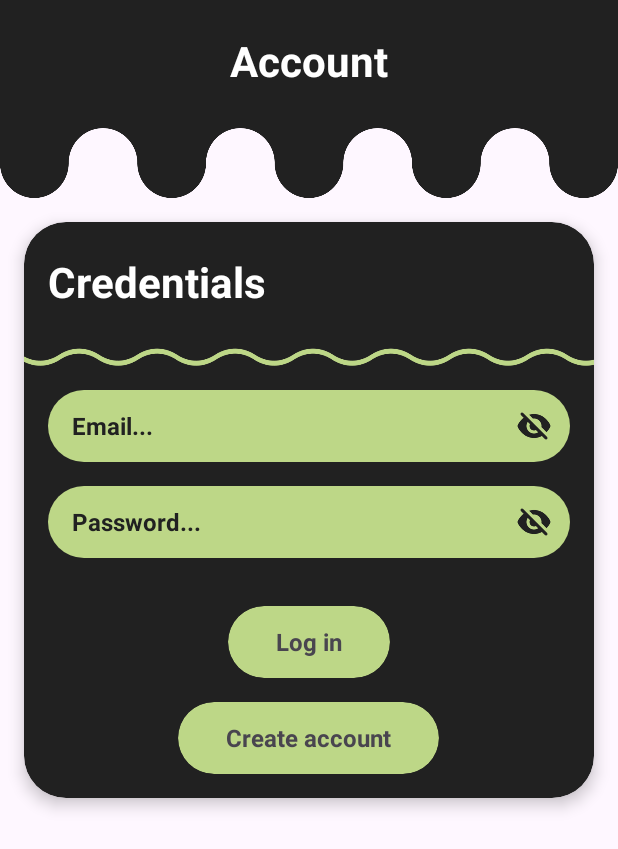
After one commit to alexp0111/OniGoing, an Android app: the layout fragment_account.xml on its own in the app's theme, with its tools: preview values and no code run, on a phone screen of 412 x 824 dp. The commit adds this screen. Shown: the top 849 px of the screen. Run offline under Robolectric (Android 15) with nearby library versions, the phone set to English and light mode, and no system bars.

Commit message:
Account screen & few items

```diff
--- /dev/null
+++ b/app/src/main/res/layout/fragment_account.xml
@@ -0,0 +1,200 @@
+<?xml version="1.0" encoding="utf-8"?>
+<androidx.constraintlayout.widget.ConstraintLayout xmlns:android="http://schemas.android.com/apk/res/android"
+    xmlns:app="http://schemas.android.com/apk/res-auto"
+    android:layout_width="match_parent"
+    android:layout_height="match_parent">
+
+    <androidx.constraintlayout.widget.ConstraintLayout
+        android:id="@+id/constraintLayout"
+        android:layout_width="0dp"
+        android:layout_height="0dp"
+        android:layout_marginTop="@dimen/action_bar_small_padding_neg"
+        android:background="@drawable/top_background"
+        android:paddingTop="@dimen/action_bar_small_padding"
+        app:layout_constraintDimensionRatio="H,1:1"
+        app:layout_constraintEnd_toEndOf="parent"
+        app:layout_constraintStart_toStartOf="parent"
+        app:layout_constraintTop_toTopOf="parent">
+
+        <LinearLayout
+            android:id="@+id/linearLayout"
+            android:layout_width="match_parent"
+            android:layout_height="@dimen/element_base_size"
+            android:layout_margin="@dimen/margin_base"
+            android:gravity="center"
+            android:orientation="horizontal"
+            app:layout_constraintTop_toTopOf="parent">
+
+            <TextView
+                android:layout_width="0dp"
+                android:layout_height="wrap_content"
+                android:layout_weight="1"
+                android:gravity="center"
+                android:text="@string/account"
+                android:textColor="@color/white"
+                android:textSize="@dimen/text_large"
+                android:textStyle="bold" />
+
+        </LinearLayout>
+
+    </androidx.constraintlayout.widget.ConstraintLayout>
+
+    <com.google.android.material.card.MaterialCardView
+        android:layout_width="match_parent"
+        android:layout_height="wrap_content"
+        android:layout_margin="@dimen/margin_base"
+        android:backgroundTint="@color/dark"
+        app:cardCornerRadius="@dimen/base_card_corner_radius"
+        app:cardElevation="@dimen/base_elevation"
+        app:layout_constraintTop_toBottomOf="@id/constraintLayout"
+        app:strokeWidth="0dp">
+
+        <LinearLayout
+            android:layout_width="match_parent"
+            android:layout_height="match_parent"
+            android:orientation="vertical">
+
+            <LinearLayout
+                android:layout_width="match_parent"
+                android:layout_height="@dimen/element_base_size"
+                android:layout_margin="@dimen/margin_base"
+                android:orientation="horizontal">
+
+                <TextView
+                    android:id="@+id/txt_user_name"
+                    android:layout_width="wrap_content"
+                    android:layout_height="wrap_content"
+                    android:layout_gravity="center_vertical"
+                    android:text="@string/credentials"
+                    android:textColor="@color/white"
+                    android:textSize="@dimen/text_large"
+                    android:textStyle="bold"
+                    app:layout_constraintEnd_toEndOf="parent"
+                    app:layout_constraintStart_toEndOf="@id/cv_img"
+                    app:layout_constraintTop_toTopOf="parent" />
+
+            </LinearLayout>
+
+            <ImageView
+                android:id="@+id/line_1"
+                android:layout_width="match_parent"
+                android:layout_height="16dp"
+                android:layout_marginStart="-16dp"
+                android:background="@drawable/custom_divider"
+                android:scaleType="center" />
+
+            <LinearLayout
+                android:id="@+id/ll_email"
+                android:layout_width="match_parent"
+                android:layout_height="@dimen/element_base_size"
+                android:layout_margin="@dimen/margin_base"
+                android:background="@drawable/rounded"
+                android:orientation="horizontal"
+                app:layout_constraintTop_toTopOf="parent">
+
+                <EditText
+                    android:layout_width="0dp"
+                    android:layout_height="match_parent"
+                    android:layout_marginHorizontal="@dimen/margin_base"
+                    android:layout_weight="1"
+                    android:background="@null"
+                    android:hint="@string/email"
+                    android:imeOptions="actionDone"
+                    android:inputType="text"
+                    android:maxLines="1"
+                    android:scrollHorizontally="true"
+                    android:textColor="@color/dark"
+                    android:textColorHint="@color/dark"
+                    android:textCursorDrawable="@drawable/cursor"
+                    android:textSize="@dimen/text_small"
+                    android:textStyle="bold" />
+
+                <ImageView
+                    android:layout_width="@dimen/element_base_size"
+                    android:layout_height="@dimen/element_base_size"
+                    android:padding="@dimen/button_inner_padding_more"
+                    android:src="@drawable/hide" />
+
+            </LinearLayout>
+
+            <LinearLayout
+                android:id="@+id/ll_password"
+                android:layout_width="match_parent"
+                android:layout_height="@dimen/element_base_size"
+                android:layout_marginHorizontal="@dimen/margin_base"
+                android:background="@drawable/rounded"
+                android:orientation="horizontal"
+                app:layout_constraintTop_toTopOf="parent">
+
+                <EditText
+                    android:layout_width="0dp"
+                    android:layout_height="match_parent"
+                    android:layout_marginHorizontal="@dimen/margin_base"
+                    android:layout_weight="1"
+                    android:background="@null"
+                    android:hint="@string/password"
+                    android:imeOptions="actionDone"
+                    android:inputType="text"
+                    android:maxLines="1"
+                    android:scrollHorizontally="true"
+                    android:textColor="@color/dark"
+                    android:textColorHint="@color/dark"
+                    android:textCursorDrawable="@drawable/cursor"
+                    android:textSize="@dimen/text_small"
+                    android:textStyle="bold" />
+
+                <ImageView
+                    android:layout_width="@dimen/element_base_size"
+                    android:layout_height="@dimen/element_base_size"
+                    android:padding="@dimen/button_inner_padding_more"
+                    android:src="@drawable/hide" />
+
+            </LinearLayout>
+
+            <com.google.android.material.card.MaterialCardView
+                android:layout_width="wrap_content"
+                android:layout_height="@dimen/element_base_size"
+                android:layout_gravity="center"
+                android:layout_marginHorizontal="@dimen/margin_base"
+                android:layout_marginTop="@dimen/margin_double"
+                android:backgroundTint="@color/green"
+                app:cardCornerRadius="@dimen/corner_radius_infinity"
+                app:strokeWidth="0dp">
+
+                <TextView
+                    android:layout_width="match_parent"
+                    android:layout_height="match_parent"
+                    android:layout_marginHorizontal="@dimen/margin_double"
+                    android:gravity="center"
+                    android:text="@string/log_in"
+                    android:textSize="@dimen/text_small"
+                    android:textStyle="bold" />
+
+            </com.google.android.material.card.MaterialCardView>
+
+            <com.google.android.material.card.MaterialCardView
+                android:layout_width="wrap_content"
+                android:layout_height="@dimen/element_base_size"
+                android:layout_gravity="center"
+                android:layout_marginHorizontal="@dimen/margin_base"
+                android:layout_marginVertical="@dimen/margin_base"
+                android:backgroundTint="@color/green"
+                app:cardCornerRadius="@dimen/corner_radius_infinity"
+                app:strokeWidth="0dp">
+
+                <TextView
+                    android:layout_width="match_parent"
+                    android:layout_height="match_parent"
+                    android:layout_marginHorizontal="@dimen/margin_double"
+                    android:gravity="center"
+                    android:text="@string/create_account"
+                    android:textSize="@dimen/text_small"
+                    android:textStyle="bold" />
+
+            </com.google.android.material.card.MaterialCardView>
+
+        </LinearLayout>
+
+    </com.google.android.material.card.MaterialCardView>
+
+</androidx.constraintlayout.widget.ConstraintLayout>
--- a/app/src/main/res/values/strings.xml
+++ b/app/src/main/res/values/strings.xml
@@ -7,4 +7,11 @@
     <string name="menu_title_search">Search</string>
     <string name="menu_title_lists">Lists</string>
     <string name="menu_title_profile">Profile</string>
+    <string name="on">On</string>
+    <string name="account">Account</string>
+    <string name="credentials">Credentials</string>
+    <string name="password">Password...</string>
+    <string name="email">Email...</string>
+    <string name="log_in">Log in</string>
+    <string name="create_account">Create account</string>
 </resources>
```
Also changed, not shown: app/src/main/res/layout/item_comment.xml (added, +101 -0 lines), app/src/main/res/layout/item_setting.xml (added, +84 -0 lines), app/src/main/res/drawable/custom_divider.png (added).
